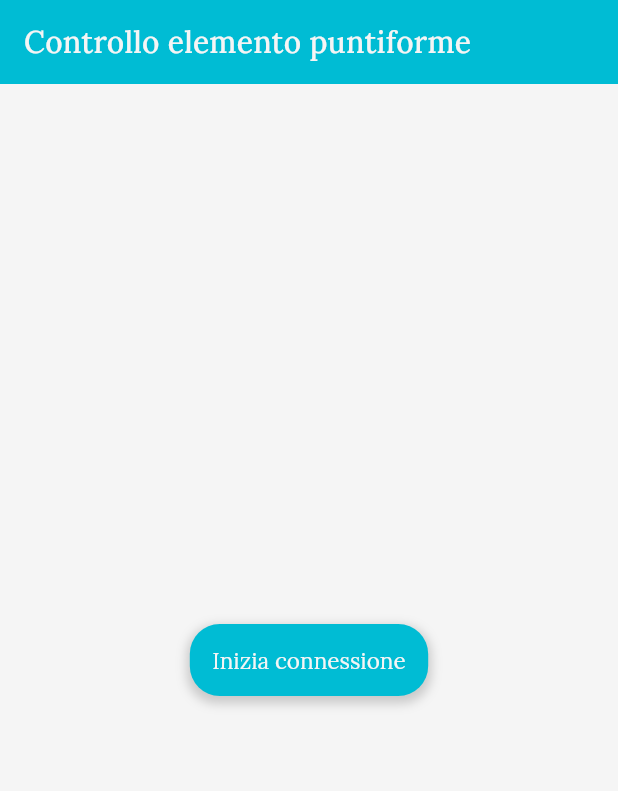
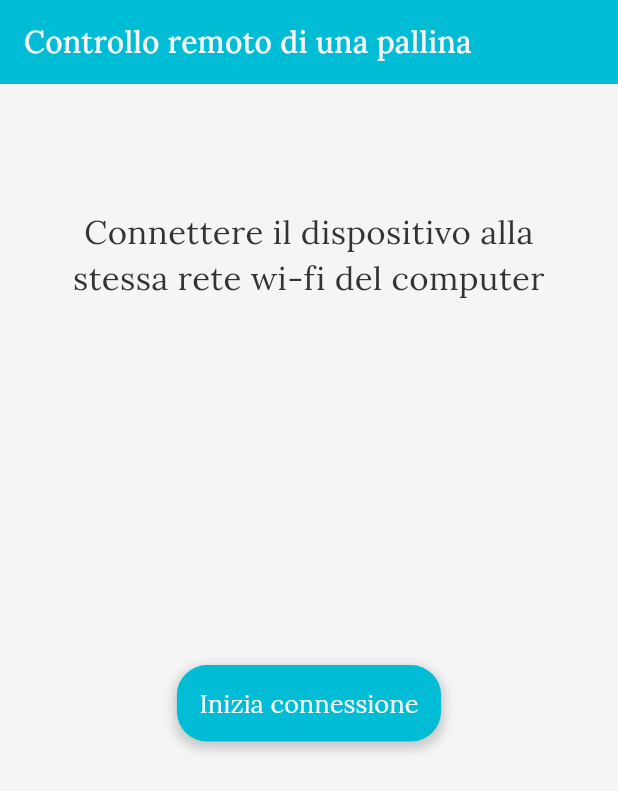
Before and after one commit to TommasoMombelli/ControlloPalla, a Flutter app: the screen it shows after launch, on a phone screen of 412 x 824 dp. Shown: the top 791 px of the screen. Run offline on Flutter 3.47's test engine with Material 3 defaults, Android fonts, the phone set to English and light mode, and no system bars; our stand-ins replace google_fonts; missing offline and left inert: mobile_scanner, tcp_socket_connection.

Commit message:
fixato problema in release

```diff
--- a/lib/main.dart
+++ b/lib/main.dart
@@ -1,9 +1,6 @@
-import 'dart:ui';
 import 'package:flutter/services.dart';
 
-import 'package:controllo_palla/coord.dart';
 import 'package:controllo_palla/coord_sender.dart';
-import 'package:controllo_palla/data_manager.dart';
 import 'package:controllo_palla/ip_request.dart';
 import 'package:flutter/material.dart';
 import 'package:google_fonts/google_fonts.dart';
@@ -25,7 +22,8 @@ class MyApp extends StatelessWidget {
     ]);
     return MaterialApp(
       debugShowCheckedModeBanner: false,
-      title: 'Controllo elemento puntiforme',
+      title: 'Controllo remoto di una pallina',
+      //Tema dell'applicazione
       theme: ThemeData(
         colorScheme: ColorScheme.fromSeed(
             seedColor: Colors.cyan.shade500,
@@ -36,14 +34,15 @@ class MyApp extends StatelessWidget {
         textTheme: TextTheme(
           titleLarge: GoogleFonts.lora(color: white, fontSize: 30),
           titleMedium: GoogleFonts.lora(color: white, fontSize: 20),
-          displaySmall: GoogleFonts.lora(color: white, fontSize: 15),
+          displaySmall: GoogleFonts.lora(color: white, fontSize: 17),
           displayMedium: GoogleFonts.lora(color: white, fontSize: 20),
-          bodyMedium: GoogleFonts.lora(color: black, fontSize: 15),
+          bodySmall: GoogleFonts.lora(color: black, fontSize: 16),
+          bodyMedium: GoogleFonts.lora(color: black, fontSize: 22),
           bodyLarge: GoogleFonts.lora(color: black, fontSize: 25),
         ),
         useMaterial3: true,
       ),
-      home: const MyHomePage(title: 'Controllo elemento puntiforme'),
+      home: const MyHomePage(title: 'Controllo remoto di una pallina'),
       routes: {
         '/ip_request': (context) => const IpRequest(),
         '/coord_sender': (context) => const CoordSender(),
@@ -63,23 +62,6 @@ class MyHomePage extends StatefulWidget {
 
 class _MyHomePageState extends State<MyHomePage> {
   @override
-  void initState() {
-    super.initState();
-
-    //Ottenimento delle dimensioni dello schermo
-    FlutterView view = WidgetsBinding.instance.platformDispatcher.views.first;
-    Size size = view.physicalSize / view.devicePixelRatio;
-
-    double width = size.width;
-    double height = size.height;
-    double bottompadding = view.padding.bottom / view.devicePixelRatio;
-    double toppadding = view.padding.top / view.devicePixelRatio;
-    //Memorizzazione delle dimensioni dello schermo
-    DataManager()
-        .setDimension(Coord(x: width, y: height + bottompadding + toppadding));
-  }
-
-  @override
   Widget build(BuildContext context) {
     return Scaffold(
       backgroundColor: Theme.of(context).colorScheme.surface,
@@ -90,10 +72,26 @@ class _MyHomePageState extends State<MyHomePage> {
         backgroundColor: Theme.of(context).colorScheme.primary,
       ),
       body: Center(
+        child: Column(
+          mainAxisAlignment: MainAxisAlignment.spaceBetween,
+          children: [
+            Padding(
+              padding: EdgeInsets.only(
+                top: MediaQuery.of(context).size.height * 0.1,
+              ),
+              child: Text(
+                'Connettere il dispositivo alla\nstessa rete wi-fi del computer',
+                style: Theme.of(context).textTheme.bodyMedium,
+                textAlign: TextAlign.center,
+              ),
+            ),
+            //Pulsante per iniziare la connessione
+            Padding(
+              padding: EdgeInsets.only(
+                  bottom: MediaQuery.of(context).size.height * 0.4),
               child: InkWell(
                 onTap: () {
                   Navigator.pushNamed(context, '/ip_request');
-            //Navigator.pushNamed(context, '/coord_sender');
                 },
                 child: Container(
                   decoration: BoxDecoration(
@@ -102,7 +100,7 @@ class _MyHomePageState extends State<MyHomePage> {
                         color: Colors.grey.withOpacity(0.5),
                         spreadRadius: 2,
                         blurRadius: 5,
-                  offset: Offset(0, 3), // changes position of shadow
+                        offset: Offset(0, 3),
                       ),
                     ],
                     color: Theme.of(context).colorScheme.primaryContainer,
@@ -114,6 +112,9 @@ class _MyHomePageState extends State<MyHomePage> {
                 ),
               ),
             ),
+          ],
+        ),
+      ),
     );
   }
 }
```
Also changed, not shown: lib/coord_sender.dart (+33 -10 lines), lib/data_manager.dart (+0 -11 lines), lib/ip_request.dart (+12 -5 lines). Lines whose indentation alone changed are shown as unchanged.
